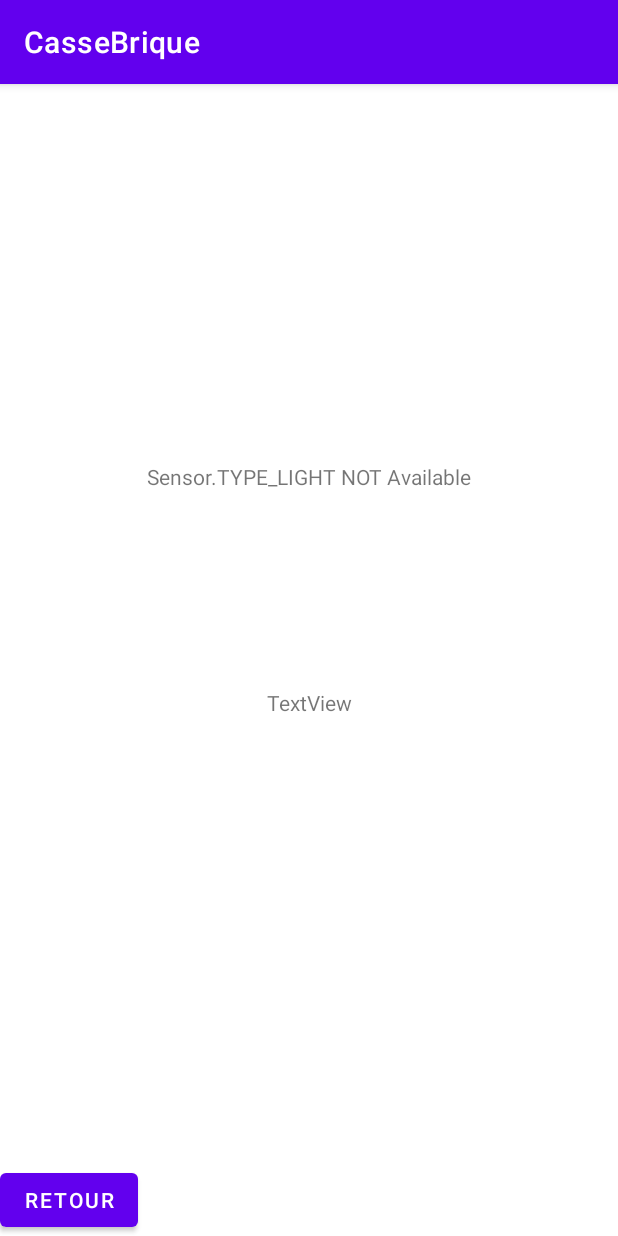
After one commit to Fixiss/CasseBrique, an Android app: the LuminositeActivity screen opened directly, with no data from a screen before it, on a phone screen of 412 x 824 dp. The commit adds this screen. Run offline under Robolectric (Android 15) with nearby library versions, the phone set to English and light mode, and no system bars.

Commit message:
ajout capteur luminosite

```diff
--- a/app/src/main/AndroidManifest.xml
+++ b/app/src/main/AndroidManifest.xml
@@ -1,7 +1,8 @@
 <?xml version="1.0" encoding="utf-8"?>
 <manifest xmlns:android="http://schemas.android.com/apk/res/android"
     package="minijeu.ut3.cassebrique">
-
+    <uses-permission android:name="android.permission.HIGH_SAMPLING_RATE_SENSORS" />
+    <uses-permission android:name="android.permission.BODY_SENSORS" />
     <application
         android:allowBackup="true"
         android:icon="@mipmap/ic_launcher"
@@ -17,6 +18,9 @@
             android:name=".NiveauxActivity"
             android:exported="false" />
         <activity
+            android:name=".LuminositeActivity"
+            android:exported="false" />
+        <activity
             android:name=".MainActivity"
             android:exported="true">
             <intent-filter>
--- /dev/null
+++ b/app/src/main/java/minijeu/ut3/cassebrique/LuminositeActivity.java
@@ -0,0 +1,54 @@
+package minijeu.ut3.cassebrique;
+
+import android.hardware.Sensor;
+import android.hardware.SensorEvent;
+import android.hardware.SensorEventListener;
+import android.hardware.SensorManager;
+import android.os.Bundle;
+import android.content.Intent;
+import android.view.View;
+import android.widget.TextView;
+
+import androidx.appcompat.app.AppCompatActivity;
+
+public class LuminositeActivity extends AppCompatActivity {
+
+    TextView textLIGHT_available, textLIGHT_reading;
+
+    @Override
+    public void onCreate(Bundle savedInstanceState) {
+        super.onCreate(savedInstanceState);
+        setContentView(R.layout.activity_luminosite);
+        textLIGHT_available = (TextView)findViewById(R.id.LIGHT_available);
+        textLIGHT_reading = (TextView)findViewById(R.id.LIGHT_reading);
+        SensorManager mySensorManager = (SensorManager)getSystemService(SENSOR_SERVICE);
+        Sensor lightSensor = mySensorManager.getDefaultSensor(Sensor.TYPE_LIGHT);
+        if(lightSensor != null){
+            textLIGHT_available.setText("Sensor.TYPE_LIGHT Available");
+            mySensorManager.registerListener( lightSensorListener, lightSensor, SensorManager.SENSOR_DELAY_NORMAL);
+        } else {
+            textLIGHT_available.setText("Sensor.TYPE_LIGHT NOT Available");
+        }
+    }
+
+    private final SensorEventListener lightSensorListener
+            = new SensorEventListener(){
+
+        @Override
+        public void onAccuracyChanged(Sensor sensor, int accuracy) {
+            // TODO Auto-generated method stub
+        }
+
+        @Override
+        public void onSensorChanged(SensorEvent event) {
+            if(event.sensor.getType() == Sensor.TYPE_LIGHT){
+                textLIGHT_reading.setText("LIGHT: " + event.values[0]);
+            }
+        }
+    };
+
+    public void OnClickRetour(View v){
+        Intent intent = new Intent(this, MainActivity.class);
+        startActivity(intent);
+    }
+}
--- a/app/src/main/java/minijeu/ut3/cassebrique/MainActivity.java
+++ b/app/src/main/java/minijeu/ut3/cassebrique/MainActivity.java
@@ -27,4 +27,8 @@ public class MainActivity extends AppCompatActivity {
         startActivity(intent);
     }
 
+    public void OnClickLuminositeButton(View v) {
+        Intent intent = new Intent(this, LuminositeActivity.class);
+        startActivity(intent);
+    }
 }
--- /dev/null
+++ b/app/src/main/res/layout/activity_luminosite.xml
@@ -0,0 +1,39 @@
+<?xml version="1.0" encoding="utf-8"?>
+<androidx.constraintlayout.widget.ConstraintLayout xmlns:android="http://schemas.android.com/apk/res/android"
+    xmlns:app="http://schemas.android.com/apk/res-auto"
+    xmlns:tools="http://schemas.android.com/tools"
+    android:layout_width="match_parent"
+    android:layout_height="match_parent">
+
+    <Button
+        android:id="@+id/button_retour_class2"
+        android:layout_width="wrap_content"
+        android:layout_height="wrap_content"
+        android:onClick="OnClickRetour"
+        android:text="Retour"
+        app:layout_constraintBottom_toBottomOf="parent"
+        app:layout_constraintStart_toStartOf="parent" />
+
+    <TextView
+        android:id="@+id/LIGHT_available"
+        android:layout_width="wrap_content"
+        android:layout_height="wrap_content"
+        android:layout_marginTop="252dp"
+        android:text="TextView"
+        app:layout_constraintEnd_toEndOf="parent"
+        app:layout_constraintHorizontal_bias="0.5"
+        app:layout_constraintStart_toStartOf="parent"
+        app:layout_constraintTop_toTopOf="parent" />
+
+    <TextView
+        android:id="@+id/LIGHT_reading"
+        android:layout_width="wrap_content"
+        android:layout_height="wrap_content"
+        android:layout_marginTop="131dp"
+        android:text="TextView"
+        app:layout_constraintEnd_toEndOf="parent"
+        app:layout_constraintHorizontal_bias="0.5"
+        app:layout_constraintStart_toStartOf="parent"
+        app:layout_constraintTop_toBottomOf="@+id/LIGHT_available" />
+
+</androidx.constraintlayout.widget.ConstraintLayout>
```
Also changed, not shown: app/src/main/res/layout/activity_main.xml (+9 -0 lines).
